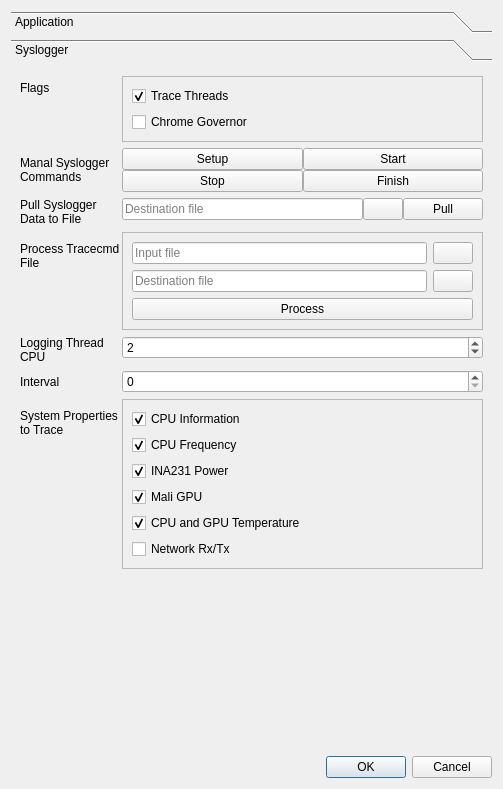
Old version of the form UI/SettingsDialog.ui in the repository alxhoff/BrezeFlow.
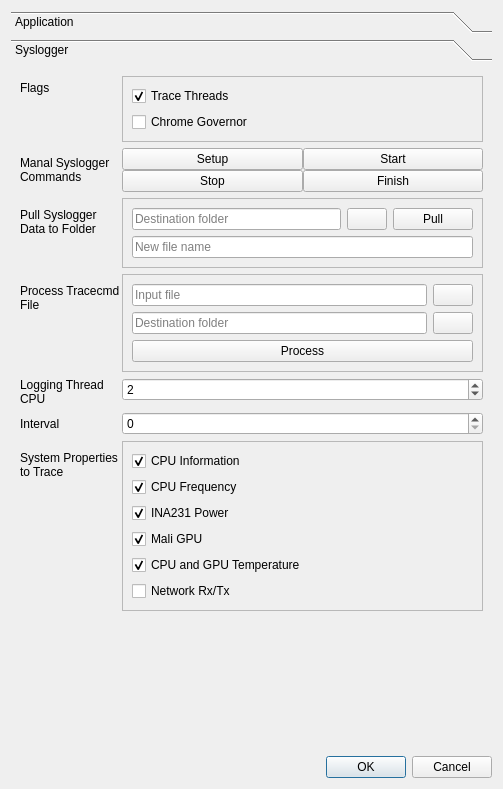
New version of the form. Icons and pictures are not drawn.

Commit message: Added syslogger data pulling to syslogger settings

```diff
--- a/UI/SettingsDialog.ui
+++ b/UI/SettingsDialog.ui
@@ -153,8 +153,8 @@
        <rect>
         <x>0</x>
         <y>0</y>
-        <width>485</width>
-        <height>673</height>
+        <width>473</width>
+        <height>706</height>
        </rect>
       </property>
       <attribute name="label">
@@ -268,42 +268,10 @@
          <item row="2" column="0">
           <widget class="QLabel" name="label_8">
            <property name="text">
-            <string>Pull Syslogger &lt;br&gt;Data to File</string>
+            <string>Pull Syslogger &lt;br&gt;Data to Folder</string>
            </property>
           </widget>
          </item>
-         <item row="2" column="1">
-          <layout class="QHBoxLayout" name="horizontalLayout">
-           <item>
-            <widget class="QLineEdit" name="lineEditSysLogDataLoc">
-             <property name="placeholderText">
-              <string>Destination file</string>
-             </property>
-             <property name="clearButtonEnabled">
-              <bool>true</bool>
-             </property>
-            </widget>
-           </item>
-           <item>
-            <widget class="QPushButton" name="pushButtonChoosePullFile">
-             <property name="text">
-              <string/>
-             </property>
-             <property name="icon">
-              <iconset>
-               <normaloff>../icons/folder.png</normaloff>../icons/folder.png</iconset>
-             </property>
-            </widget>
-           </item>
-           <item>
-            <widget class="QPushButton" name="pushButtonSysloggerPull">
-             <property name="text">
-              <string>Pull</string>
-             </property>
-            </widget>
-           </item>
-          </layout>
-         </item>
          <item row="3" column="0">
           <widget class="QLabel" name="label_9">
            <property name="text">
@@ -347,7 +315,7 @@
               <item>
                <widget class="QLineEdit" name="lineEditConvertDestination">
                 <property name="placeholderText">
-                 <string>Destination file</string>
+                 <string>Destination folder</string>
                 </property>
                </widget>
               </item>
@@ -498,6 +466,61 @@
            </layout>
           </widget>
          </item>
+         <item row="2" column="1">
+          <widget class="QFrame" name="frame_5">
+           <property name="frameShape">
+            <enum>QFrame::StyledPanel</enum>
+           </property>
+           <property name="frameShadow">
+            <enum>QFrame::Raised</enum>
+           </property>
+           <layout class="QVBoxLayout" name="verticalLayout_8">
+            <item>
+             <layout class="QHBoxLayout" name="horizontalLayout">
+              <item>
+               <widget class="QLineEdit" name="lineEditSyslogPullFolder">
+                <property name="placeholderText">
+                 <string>Destination folder</string>
+                </property>
+                <property name="clearButtonEnabled">
+                 <bool>true</bool>
+                </property>
+               </widget>
+              </item>
+              <item>
+               <widget class="QPushButton" name="pushButtonChoosePullFile">
+                <property name="text">
+                 <string/>
+                </property>
+                <property name="icon">
+                 <iconset>
+                  <normaloff>../icons/folder.png</normaloff>../icons/folder.png</iconset>
+                </property>
+               </widget>
+              </item>
+              <item>
+               <widget class="QPushButton" name="pushButtonSysloggerPull">
+                <property name="text">
+                 <string>Pull</string>
+                </property>
+               </widget>
+              </item>
+             </layout>
+            </item>
+            <item>
+             <layout class="QHBoxLayout" name="horizontalLayout_4">
+              <item>
+               <widget class="QLineEdit" name="lineEditSyslogPullFilename">
+                <property name="placeholderText">
+                 <string>New file name</string>
+                </property>
+               </widget>
+              </item>
+             </layout>
+            </item>
+           </layout>
+          </widget>
+         </item>
         </layout>
        </item>
       </layout>
```
The commit also changes 3 other files.
